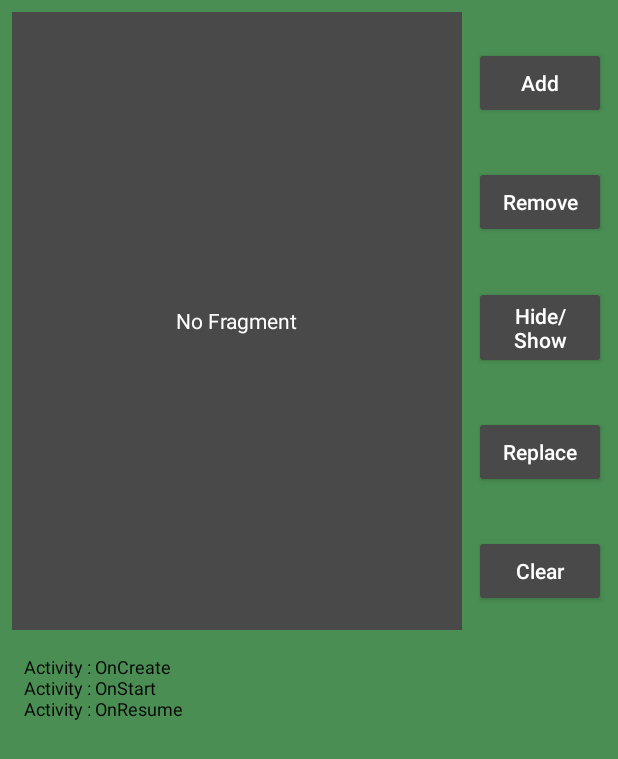
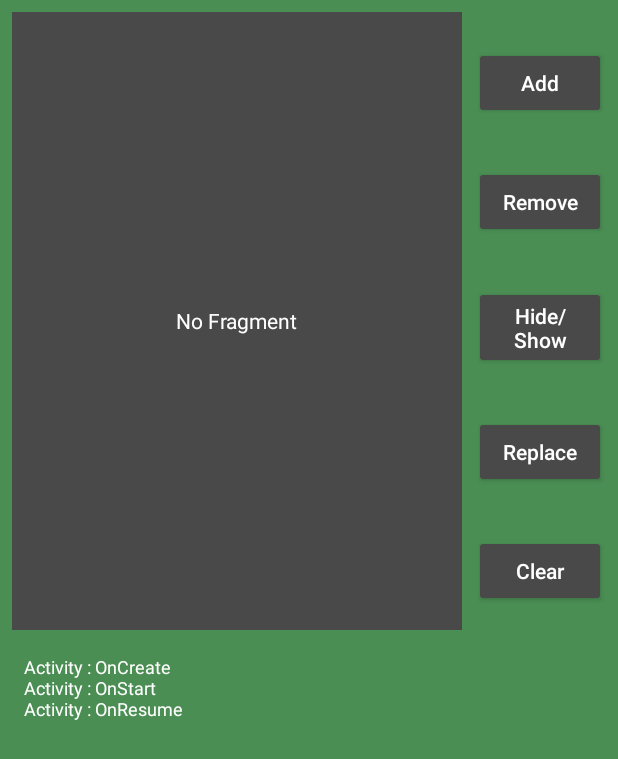
Before and after one commit to jk2pr/FragmentLifeCycle, an Android app: the screen it shows after launch (MainActivity), on a phone screen of 412 x 824 dp. Shown: the top 759 px of the screen. Run offline under Robolectric (Android 15) with nearby library versions, the phone set to English and light mode, and no system bars.

Commit message:
Default Changelist

```diff
--- a/app/build.gradle
+++ b/app/build.gradle
@@ -10,7 +10,7 @@ android {
         applicationId "com.jk.flcd"
         minSdkVersion 15
         targetSdkVersion 28
-        versionCode 4
+        versionCode 5
         versionName "1.0"
         testInstrumentationRunner "android.support.test.runner.AndroidJUnitRunner"
     }
--- a/app/src/main/java/com/jk/flcd/MainActivity.kt
+++ b/app/src/main/java/com/jk/flcd/MainActivity.kt
@@ -16,6 +16,7 @@ import com.jk.flcd.utils.Constant.log
 import com.jk.flcd.utils.Constant.map
 import com.jk.flcd.utils.Constant.rnd
 import kotlinx.android.synthetic.main.activity_main.*
+import com.jk.flcd.R
 
 class MainActivity : AppCompatActivity(), View.OnClickListener {
 
--- a/app/src/main/res/layout-land/activity_main.xml
+++ b/app/src/main/res/layout-land/activity_main.xml
@@ -127,7 +127,7 @@
         android:layout_marginBottom="8dp"
         android:padding="8dp"
         android:scrollbars="vertical|horizontal"
-        android:textColor="@android:color/black"
+        android:textColor="@android:color/white"
         android:textSize="12sp"
         app:layout_constraintBottom_toBottomOf="parent"
         app:layout_constraintEnd_toStartOf="@+id/hide_frag"
--- a/app/src/main/res/layout/activity_main.xml
+++ b/app/src/main/res/layout/activity_main.xml
@@ -130,7 +130,7 @@
         android:layout_marginBottom="8dp"
         android:padding="8dp"
         android:scrollbars="vertical|horizontal"
-        android:textColor="@android:color/black"
+        android:textColor="@android:color/white"
         android:textSize="12sp"
         app:layout_constraintBottom_toBottomOf="parent"
         app:layout_constraintEnd_toEndOf="parent"
```
